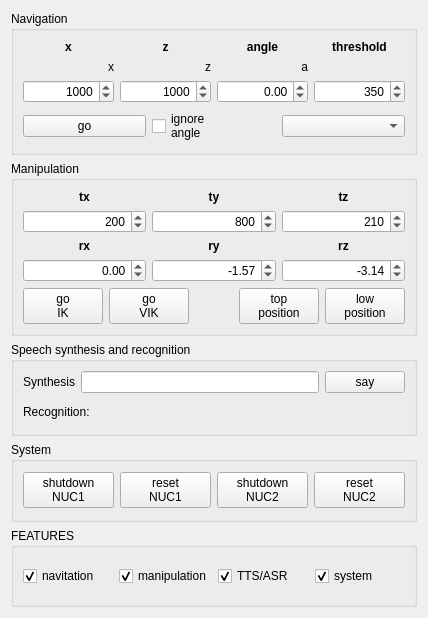
First picture: the form in components/shellyPanel/src/mainUI.ui, repository robocomp/robocomp-shelly, before the edit.
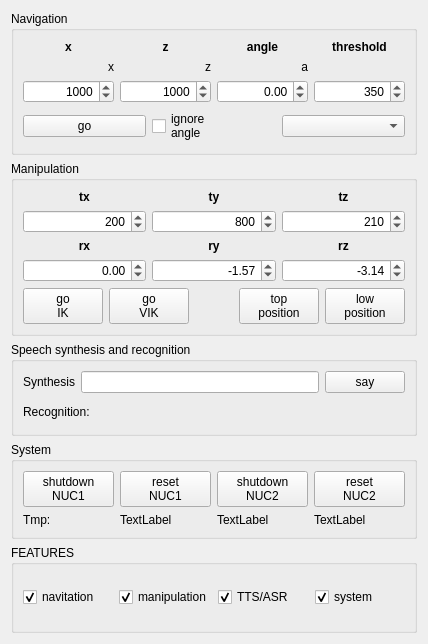
Second picture: the form after the edit.

Patch:
```diff
--- a/components/shellyPanel/src/mainUI.ui
+++ b/components/shellyPanel/src/mainUI.ui
@@ -7,7 +7,7 @@
     <x>0</x>
     <y>0</y>
     <width>428</width>
-    <height>618</height>
+    <height>644</height>
    </rect>
   </property>
   <property name="windowTitle">
@@ -469,8 +469,12 @@
      <property name="title">
       <string>System</string>
      </property>
+     <layout class="QGridLayout" name="gridLayout_3">
+      <item row="0" column="0">
      <layout class="QHBoxLayout" name="horizontalLayout_5">
       <item>
+         <layout class="QVBoxLayout" name="verticalLayout_5">
+          <item>
        <widget class="QPushButton" name="shutdown1Button">
         <property name="text">
          <string>shutdown
@@ -479,6 +483,17 @@
        </widget>
       </item>
       <item>
+           <widget class="QLabel" name="temperatura1">
+            <property name="text">
+             <string>Tmp:</string>
+            </property>
+           </widget>
+          </item>
+         </layout>
+        </item>
+        <item>
+         <layout class="QVBoxLayout" name="verticalLayout_6">
+          <item>
        <widget class="QPushButton" name="reset1Button">
         <property name="text">
          <string>reset
@@ -487,6 +502,17 @@
        </widget>
       </item>
       <item>
+           <widget class="QLabel" name="loadavg1">
+            <property name="text">
+             <string>TextLabel</string>
+            </property>
+           </widget>
+          </item>
+         </layout>
+        </item>
+        <item>
+         <layout class="QVBoxLayout" name="verticalLayout_8">
+          <item>
        <widget class="QPushButton" name="shutdown2Button">
         <property name="text">
          <string>shutdown
@@ -495,12 +521,34 @@
        </widget>
       </item>
       <item>
+           <widget class="QLabel" name="tenperatura2">
+            <property name="text">
+             <string>TextLabel</string>
+            </property>
+           </widget>
+          </item>
+         </layout>
+        </item>
+        <item>
+         <layout class="QVBoxLayout" name="verticalLayout_7">
+          <item>
        <widget class="QPushButton" name="reset2Button">
         <property name="text">
          <string>reset
 NUC2</string>
         </property>
        </widget>
+          </item>
+          <item>
+           <widget class="QLabel" name="loadavg2">
+            <property name="text">
+             <string>TextLabel</string>
+            </property>
+           </widget>
+          </item>
+         </layout>
+        </item>
+       </layout>
       </item>
      </layout>
     </widget>
```
Lines whose indentation alone changed are shown as unchanged.
